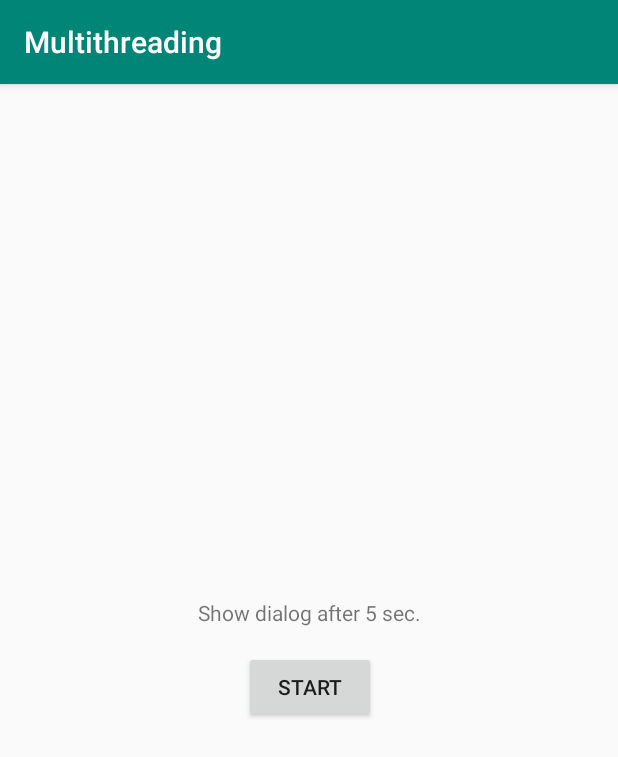
After one commit to the1812/Android-Demos, an Android app: the MultithreadingActivity screen opened directly, with no data from a screen before it, on a phone screen of 412 x 824 dp. The commit adds this screen. Shown: the top 757 px of the screen. Run offline under Robolectric (Android 15) with nearby library versions, the phone set to English and light mode, and no system bars.

Commit message:
Add multithreading.

```diff
--- a/app/src/main/java/com/helloworld/androiddemo/MainActivity.kt
+++ b/app/src/main/java/com/helloworld/androiddemo/MainActivity.kt
@@ -9,6 +9,7 @@ import com.helloworld.androiddemo.components.ComponentsActivity
 import com.helloworld.androiddemo.files.FilesActivity
 import com.helloworld.androiddemo.notifications.NotificationsActivity
 import com.helloworld.androiddemo.photos.PhotosActivity
+import com.helloworld.androiddemo.services.MultithreadingActivity
 import kotlinx.android.synthetic.main.activity_main.*
 
 class MainActivity : AppCompatActivity()
@@ -30,7 +31,8 @@ class MainActivity : AppCompatActivity()
             getString(R.string.files) to FilesActivity::class.java,
             getString(R.string.notifications) to NotificationsActivity::class.java,
             getString(R.string.messages) to MessageActivity::class.java,
-            getString(R.string.photos) to PhotosActivity::class.java
+            getString(R.string.photos) to PhotosActivity::class.java,
+            getString(R.string.multithreading) to MultithreadingActivity::class.java
         )
         navigation.createNavigation()
     }
--- a/app/src/main/res/layout/activity_components.xml
+++ b/app/src/main/res/layout/activity_components.xml
@@ -7,7 +7,7 @@
   tools:context=".components.ComponentsActivity">
 
   <TextView
-    android:id="@+id/textView"
+    android:id="@+id/textViewHint"
     android:layout_width="wrap_content"
     android:layout_height="wrap_content"
     android:layout_marginStart="8dp"
@@ -28,7 +28,7 @@
     android:text="Button"
     app:layout_constraintEnd_toEndOf="parent"
     app:layout_constraintStart_toStartOf="parent"
-    app:layout_constraintTop_toBottomOf="@+id/textView" />
+    app:layout_constraintTop_toBottomOf="@+id/textViewHint" />
 
   <EditText
     android:id="@+id/editText"
--- /dev/null
+++ b/app/src/main/res/layout/activity_multithreading.xml
@@ -0,0 +1,46 @@
+<?xml version="1.0" encoding="utf-8"?>
+<android.support.constraint.ConstraintLayout xmlns:android="http://schemas.android.com/apk/res/android"
+  xmlns:app="http://schemas.android.com/apk/res-auto"
+  xmlns:tools="http://schemas.android.com/tools"
+  android:layout_width="match_parent"
+  android:layout_height="match_parent"
+  tools:context=".services.MultithreadingActivity">
+
+  <android.support.constraint.ConstraintLayout
+    android:layout_width="wrap_content"
+    android:layout_height="wrap_content"
+    android:layout_marginStart="16dp"
+    android:layout_marginTop="16dp"
+    android:layout_marginEnd="16dp"
+    android:layout_marginBottom="16dp"
+    app:layout_constraintBottom_toBottomOf="parent"
+    app:layout_constraintEnd_toEndOf="parent"
+    app:layout_constraintStart_toStartOf="parent"
+    app:layout_constraintTop_toTopOf="parent">
+
+    <TextView
+      android:id="@+id/textViewHint"
+      android:layout_width="wrap_content"
+      android:layout_height="wrap_content"
+      android:layout_marginStart="16dp"
+      android:layout_marginTop="16dp"
+      android:layout_marginEnd="16dp"
+      android:text="@string/multithreading_hint"
+      app:layout_constraintEnd_toEndOf="parent"
+      app:layout_constraintStart_toStartOf="parent"
+      app:layout_constraintTop_toTopOf="parent" />
+
+    <Button
+      android:id="@+id/buttonStart"
+      android:layout_width="wrap_content"
+      android:layout_height="wrap_content"
+      android:layout_marginTop="16dp"
+      android:layout_marginBottom="16dp"
+      android:text="@string/start"
+      app:layout_constraintBottom_toBottomOf="parent"
+      app:layout_constraintEnd_toEndOf="parent"
+      app:layout_constraintStart_toStartOf="parent"
+      app:layout_constraintTop_toBottomOf="@+id/textViewHint" />
+  </android.support.constraint.ConstraintLayout>
+
+</android.support.constraint.ConstraintLayout>
--- a/app/src/main/res/layout/activity_no_notification_bar.xml
+++ b/app/src/main/res/layout/activity_no_notification_bar.xml
@@ -7,7 +7,7 @@
   tools:context=".activities.NoNotificationBarActivity">
 
   <TextView
-    android:id="@+id/textView"
+    android:id="@+id/textViewHint"
     android:layout_width="wrap_content"
     android:layout_height="wrap_content"
     android:layout_marginStart="8dp"
--- a/app/src/main/res/values/strings.xml
+++ b/app/src/main/res/values/strings.xml
@@ -41,5 +41,8 @@
   <string name="block_system_message">Block system notification</string>
   <string name="photos">Photos</string>
   <string name="camera">Camera</string>
-  <string name="album">Album</string>
+  <string name="album">Gallery</string>
+  <string name="multithreading">Multithreading</string>
+  <string name="multithreading_hint">Show dialog after 5 sec.</string>
+  <string name="start">Start</string>
 </resources>
```
Also changed, not shown: app/src/main/AndroidManifest.xml (+10 -6 lines), app/src/main/java/com/helloworld/androiddemo/services/MultithreadingActivity.kt (added, +65 -0 lines).
